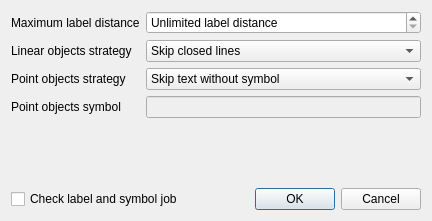
This is proceeddialog.ui in Kuszki/EW-Builder as Qt 5 draws it before an edit. The edited form follows.
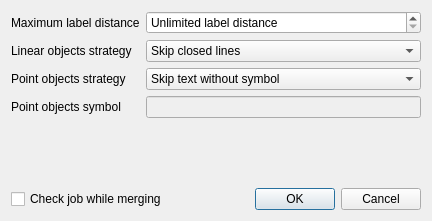
This is the edited form. Icons and pictures are not drawn.

Commit message: Reimplement job check

What changed in the file:
```diff
--- a/proceeddialog.ui
+++ b/proceeddialog.ui
@@ -120,7 +120,7 @@
      <item>
       <widget class="QCheckBox" name="jobCheck">
        <property name="text">
-        <string>Check label and symbol job</string>
+        <string>Check job while merging</string>
        </property>
       </widget>
      </item>
```
The commit also changes 1 other file.
